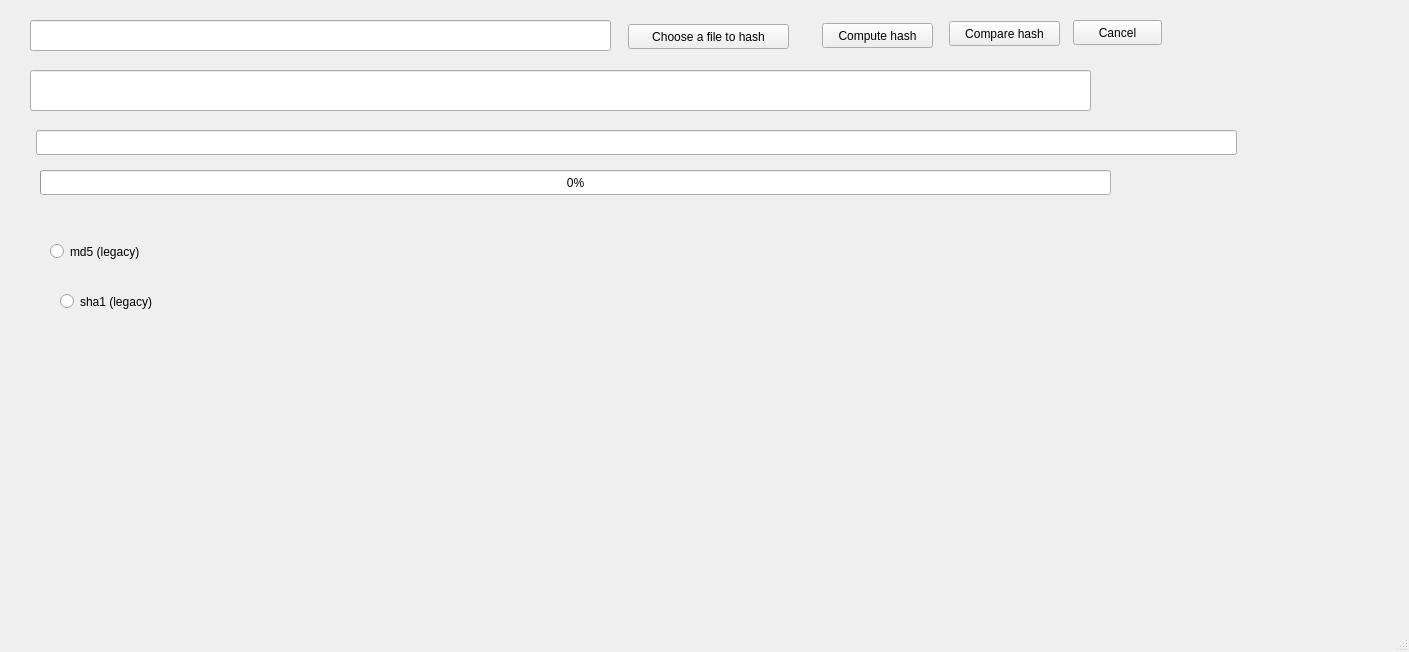
Old version of the form mainwindow.ui in the repository eanyx/hash-calculator.
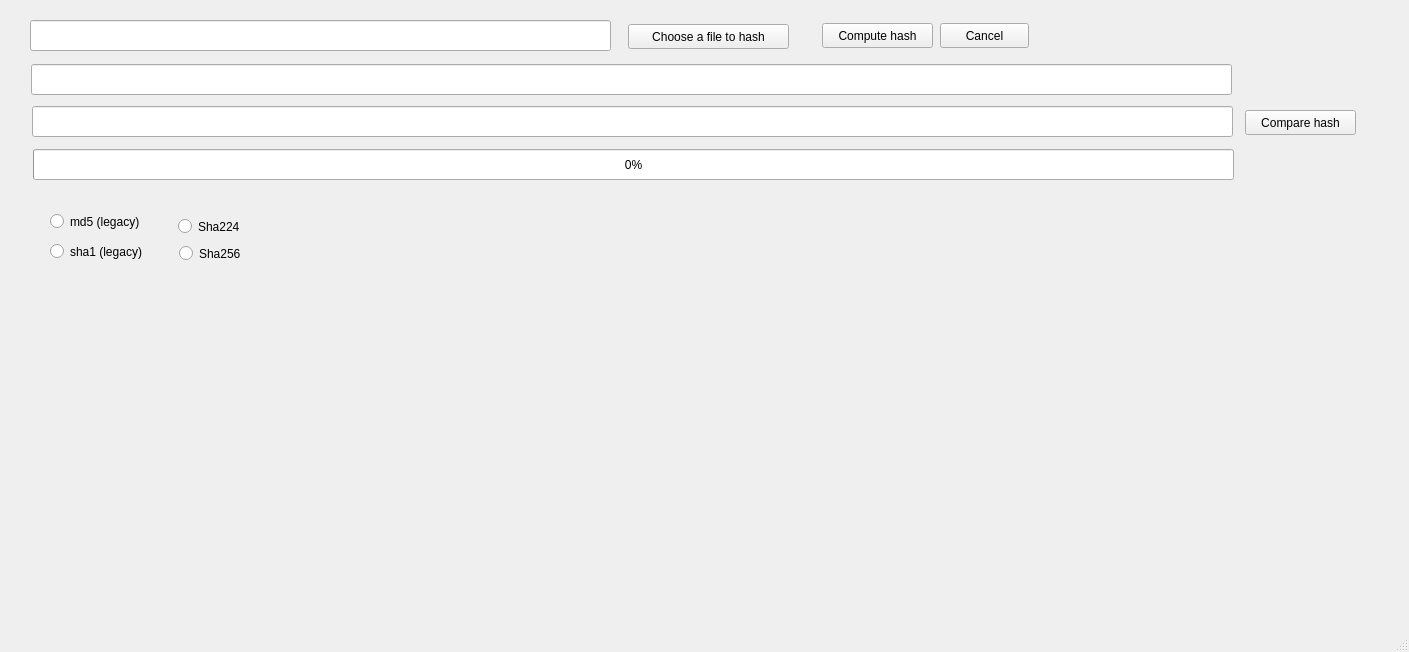
New version of the form.

Commit message: add sha224 and sha256

```diff
--- a/mainwindow.ui
+++ b/mainwindow.ui
@@ -18,7 +18,7 @@
     <property name="geometry">
      <rect>
       <x>50</x>
-      <y>240</y>
+      <y>210</y>
       <width>110</width>
       <height>23</height>
      </rect>
@@ -40,30 +40,30 @@
    <widget class="QLineEdit" name="hashResultLineEdit">
     <property name="geometry">
      <rect>
-      <x>30</x>
-      <y>70</y>
-      <width>1061</width>
-      <height>41</height>
+      <x>31</x>
+      <y>64</y>
+      <width>1201</width>
+      <height>31</height>
      </rect>
     </property>
    </widget>
    <widget class="QLineEdit" name="verifyLineEdit">
     <property name="geometry">
      <rect>
-      <x>36</x>
-      <y>130</y>
+      <x>32</x>
+      <y>106</y>
       <width>1201</width>
-      <height>25</height>
+      <height>31</height>
      </rect>
     </property>
    </widget>
    <widget class="QProgressBar" name="progressBar">
     <property name="geometry">
      <rect>
-      <x>40</x>
-      <y>170</y>
-      <width>1071</width>
-      <height>25</height>
+      <x>33</x>
+      <y>149</y>
+      <width>1201</width>
+      <height>31</height>
      </rect>
     </property>
     <property name="maximumSize">
@@ -105,8 +105,8 @@
    <widget class="QPushButton" name="comparePushButton">
     <property name="geometry">
      <rect>
-      <x>949</x>
-      <y>21</y>
+      <x>1245</x>
+      <y>110</y>
       <width>111</width>
       <height>25</height>
      </rect>
@@ -118,8 +118,8 @@
    <widget class="QPushButton" name="cancelButton">
     <property name="geometry">
      <rect>
-      <x>1073</x>
-      <y>20</y>
+      <x>940</x>
+      <y>23</y>
       <width>89</width>
       <height>25</height>
      </rect>
@@ -131,8 +131,8 @@
    <widget class="QRadioButton" name="sha1_radioButton">
     <property name="geometry">
      <rect>
-      <x>60</x>
-      <y>290</y>
+      <x>50</x>
+      <y>240</y>
       <width>110</width>
       <height>23</height>
      </rect>
@@ -141,6 +141,32 @@
      <string>sha1 (legacy)</string>
     </property>
    </widget>
+   <widget class="QRadioButton" name="sha224_radioButton">
+    <property name="geometry">
+     <rect>
+      <x>178</x>
+      <y>215</y>
+      <width>110</width>
+      <height>23</height>
+     </rect>
+    </property>
+    <property name="text">
+     <string>Sha224</string>
+    </property>
+   </widget>
+   <widget class="QRadioButton" name="sha256_radioButton">
+    <property name="geometry">
+     <rect>
+      <x>179</x>
+      <y>242</y>
+      <width>110</width>
+      <height>23</height>
+     </rect>
+    </property>
+    <property name="text">
+     <string>Sha256</string>
+    </property>
+   </widget>
   </widget>
   <widget class="QMenuBar" name="menubar">
    <property name="geometry">
```
The commit also changes 2 other files.
